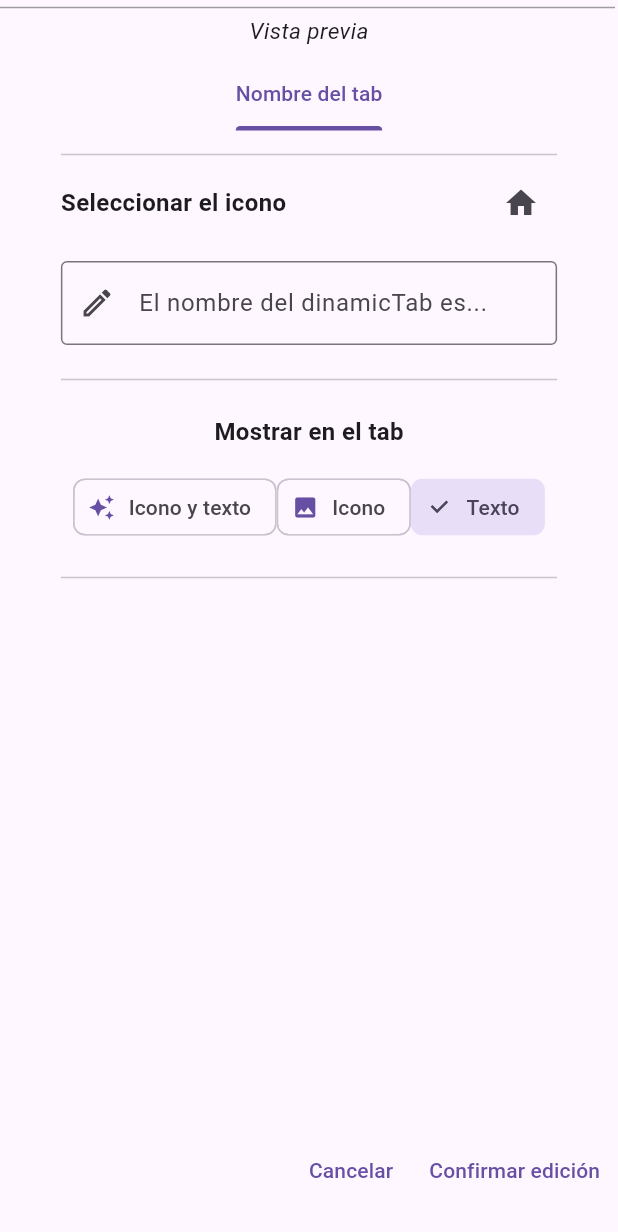
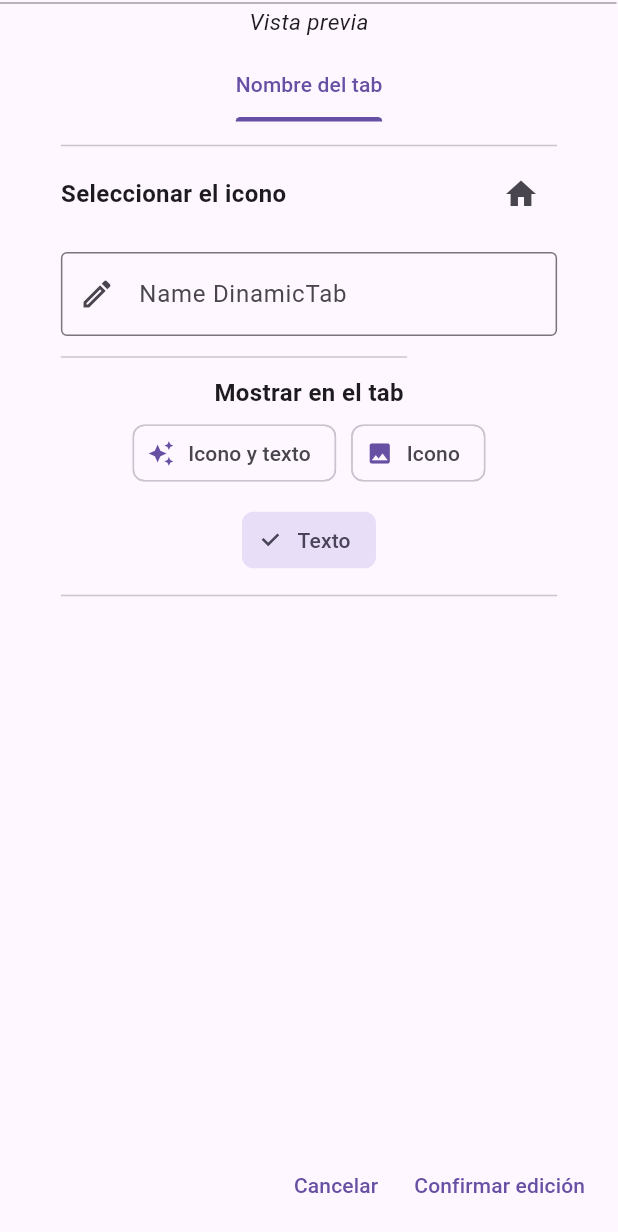
Before and after one commit to MagnoDaza/funciones, a Flutter app: the TabDialog widget shown alone on an empty page, opened directly, after a tap on "Icono", after a tap on "Texto", on a phone screen of 412 x 824 dp. Shown: the top 1232 px of the screen. Run offline on Flutter 3.47's test engine with Material 3 defaults, Android fonts, the phone set to English and light mode, and no system bars; our stand-ins replace fluttertoast, modal_bottom_sheet.

```diff
--- a/lib/tabs_dialog.dart
+++ b/lib/tabs_dialog.dart
@@ -73,10 +73,10 @@ class _TabDialogState extends State<TabDialog> {
       children: <Widget>[
         Divider(
           color: Colors.grey,
-          height: 10,
+          height: 4,
           thickness: 1,
           indent: 0,
-          endIndent: 2,
+          endIndent: 1,
         ),
         const Text(
           'Vista previa',
@@ -137,8 +137,8 @@ class _TabDialogState extends State<TabDialog> {
                           focusNode: _textFocusNode,
                           controller: _textController,
                           decoration: const InputDecoration(
-                            labelText: "El nombre del dinamicTab es...",
-                            hintText: "cha cha chaa chaaaan",
+                            labelText: "Name DinamicTab",
+                            hintText: "name",
                             border: OutlineInputBorder(),
                             prefixIcon: Icon(Icons.edit_outlined),
                           ),
@@ -154,9 +154,11 @@ class _TabDialogState extends State<TabDialog> {
                             return null;
                           },
                         ),
-                        const SizedBox(height: 15),
-                        const Divider(),
-                        const SizedBox(height: 15),
+                        const SizedBox(height: 6),
+                        Divider(
+                          endIndent: 100,
+                        ),
+                        const SizedBox(height: 4),
                         const Text(
                           'Mostrar en el tab',
                           style: TextStyle(
@@ -164,92 +166,53 @@ class _TabDialogState extends State<TabDialog> {
                             fontWeight: FontWeight.bold,
                           ),
                         ),
-                        const SizedBox(height: 15),
                         Wrap(
+                          alignment: WrapAlignment.spaceEvenly,
                           children: <Widget>[
-                            Container(
-                              child: Wrap(
-                                alignment: WrapAlignment.center,
-                                children: <Widget>[
-                                  ChoiceChip(
-                                    label: const Text(
-                                      'Icono y texto',
-                                    ),
-                                    avatar: segmentedControlGroupValue == 0
-                                        ? null
-                                        : const Icon(
-                                            Icons.auto_awesome_sharp,
-                                          ),
-                                    selected: segmentedControlGroupValue == 0,
-                                    onSelected: (bool selected) {
+                            CustomChoiceChip(
+                              label: 'Icono y texto',
+                              icon: Icons.auto_awesome_sharp,
+                              value: 0,
+                              onSelected: (value) {
                                 setState(() {
-                                        segmentedControlGroupValue = selected
-                                            ? 0
-                                            : segmentedControlGroupValue;
-                                        if (widget.tabIndex != null &&
-                                            selected) {
-                                          tabProvider.updateTabShowText(
-                                              widget.tabIndex!, true);
-                                          tabProvider.updateTabShowIcon(
-                                              widget.tabIndex!, true);
-                                        }
+                                  segmentedControlGroupValue = value;
                                 });
                               },
+                              segmentedControlGroupValue:
+                                  segmentedControlGroupValue,
+                              tabIndex: widget.tabIndex,
+                              tabProvider: tabProvider,
                             ),
-                                  ChoiceChip(
-                                    label:
-                                        const Text('Icono', style: TextStyle()),
-                                    avatar: segmentedControlGroupValue == 1
-                                        ? null
-                                        : const Icon(
-                                            Icons.image,
-                                          ),
-                                    selected: segmentedControlGroupValue == 1,
-                                    onSelected: (bool selected) {
+                            CustomChoiceChip(
+                              label: 'Icono',
+                              icon: Icons.image,
+                              value: 1,
+                              onSelected: (value) {
                                 setState(() {
-                                        segmentedControlGroupValue = selected
-                                            ? 1
-                                            : segmentedControlGroupValue;
-                                        if (widget.tabIndex != null &&
-                                            selected) {
-                                          tabProvider.updateTabShowText(
-                                              widget.tabIndex!, false);
-                                          tabProvider.updateTabShowIcon(
-                                              widget.tabIndex!, true);
-                                        }
+                                  segmentedControlGroupValue = value;
                                 });
                               },
+                              segmentedControlGroupValue:
+                                  segmentedControlGroupValue,
+                              tabIndex: widget.tabIndex,
+                              tabProvider: tabProvider,
                             ),
-                                  ChoiceChip(
-                                    label:
-                                        const Text('Texto', style: TextStyle()),
-                                    avatar: segmentedControlGroupValue == 2
-                                        ? null
-                                        : const Icon(
-                                            Icons.text_fields_sharp,
-                                          ),
-                                    selected: segmentedControlGroupValue == 2,
-                                    onSelected: (bool selected) {
+                            CustomChoiceChip(
+                              label: 'Texto',
+                              icon: Icons.text_fields_sharp,
+                              value: 2,
+                              onSelected: (value) {
                                 setState(() {
-                                        segmentedControlGroupValue = selected
-                                            ? 2
-                                            : segmentedControlGroupValue;
-                                        if (widget.tabIndex != null &&
-                                            selected) {
-                                          tabProvider.updateTabShowText(
-                                              widget.tabIndex!, true);
-                                          tabProvider.updateTabShowIcon(
-                                              widget.tabIndex!, false);
-                                        }
+                                  segmentedControlGroupValue = value;
                                 });
                               },
+                              segmentedControlGroupValue:
+                                  segmentedControlGroupValue,
+                              tabIndex: widget.tabIndex,
+                              tabProvider: tabProvider,
                             ),
                           ],
                         ),
-                            ),
-                          ],
-                        ),
-                        const SizedBox(height: 15),
                         const Divider(),
                         const SizedBox(height: 15),
                       ],
@@ -259,7 +222,7 @@ class _TabDialogState extends State<TabDialog> {
           ),
         )),
         Padding(
-          padding: EdgeInsets.only(bottom: 20.0),
+          padding: EdgeInsets.all(10.0),
           child: Row(
             mainAxisAlignment: MainAxisAlignment.end,
             children: [
@@ -304,3 +267,55 @@ class _TabDialogState extends State<TabDialog> {
     )));
   }
 }
+
+class CustomChoiceChip extends StatefulWidget {
+  final String label;
+  final IconData icon;
+  final int value;
+  final int? segmentedControlGroupValue;
+  final Function(int) onSelected;
+  final int? tabIndex;
+  final TabProvider tabProvider;
+
+  const CustomChoiceChip({
+    required this.label,
+    required this.icon,
+    required this.value,
+    required this.onSelected,
+    this.segmentedControlGroupValue,
+    this.tabIndex,
+    required this.tabProvider,
+  });
+
+  @override
+  _CustomChoiceChipState createState() => _CustomChoiceChipState();
+}
+
+class _CustomChoiceChipState extends State<CustomChoiceChip> {
+  @override
+  Widget build(BuildContext context) {
+    return Padding(
+      padding:
+          const EdgeInsets.all(5.0), // Ajusta este valor según tus necesidades
+      child: ChoiceChip(
+        label: Text(widget.label),
+        avatar: widget.segmentedControlGroupValue == widget.value
+            ? null
+            : Icon(widget.icon),
+        selected: widget.segmentedControlGroupValue == widget.value,
+        onSelected: (bool selected) {
+          setState(() {
+            widget.onSelected(
+                selected ? widget.value : widget.segmentedControlGroupValue!);
+            if (widget.tabIndex != null && selected) {
+              widget.tabProvider
+                  .updateTabShowText(widget.tabIndex!, widget.value != 1);
+              widget.tabProvider
+                  .updateTabShowIcon(widget.tabIndex!, widget.value != 2);
+            }
+          });
+        },
+      ),
+    );
+  }
+}
--- a/pubspec.yaml
+++ b/pubspec.yaml
@@ -9,7 +9,7 @@ environment:
 dependencies:
   flutter:
     sdk: flutter
-  provider:
+  provider: ^6.1.1
   fluttertoast: ^8.2.2
   cupertino_icons: ^1.0.6 # Asegúrate de usar la última versión
   modal_bottom_sheet: ^3.0.0-pre
```
Lines whose indentation alone changed are shown as unchanged.
